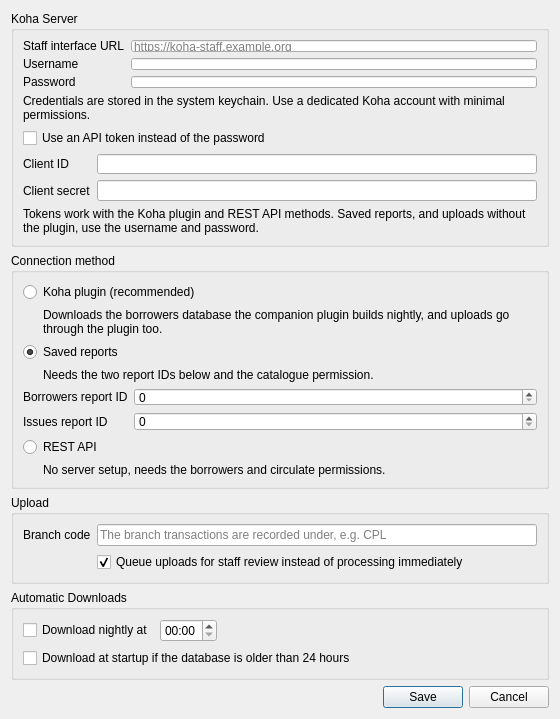
Qt form kohasettingsdialog.ui (bywatersolutions/koha-offline-circulation) before a commit.
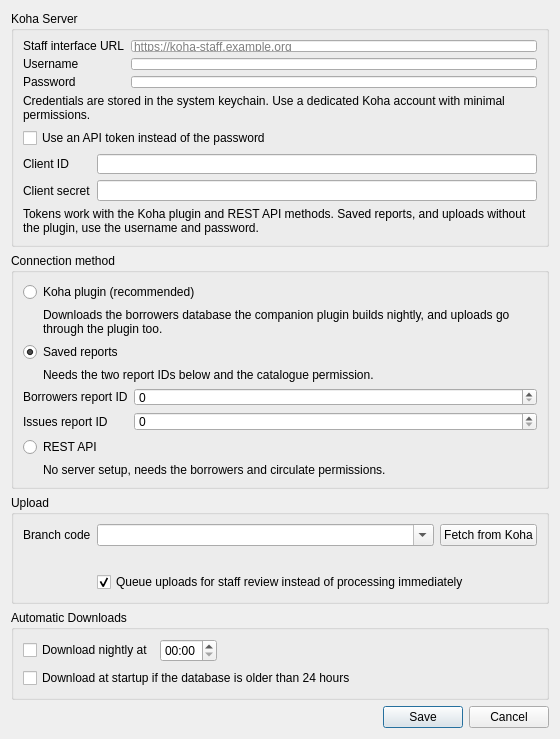
The same form after that commit.

Commit message: Add ability to pick the branch code from the Koha server's list of libraries

Diff of the .ui file:
```diff
--- a/kohasettingsdialog.ui
+++ b/kohasettingsdialog.ui
@@ -253,13 +253,40 @@
        </widget>
       </item>
       <item row="0" column="1">
-       <widget class="QLineEdit" name="lineEditBranchcode">
-        <property name="placeholderText">
-         <string>The branch transactions are recorded under, e.g. CPL</string>
+       <layout class="QHBoxLayout" name="horizontalLayoutBranchcode">
+        <item>
+         <widget class="QComboBox" name="comboBoxBranchcode">
+          <property name="sizePolicy">
+           <sizepolicy hsizetype="Expanding" vsizetype="Fixed">
+            <horstretch>0</horstretch>
+            <verstretch>0</verstretch>
+           </sizepolicy>
+          </property>
+          <property name="editable">
+           <bool>true</bool>
+          </property>
+          <property name="insertPolicy">
+           <enum>QComboBox::NoInsert</enum>
+          </property>
+         </widget>
+        </item>
+        <item>
+         <widget class="QPushButton" name="pushButtonFetchLibraries">
+          <property name="text">
+           <string>Fetch from Koha</string>
+          </property>
+         </widget>
+        </item>
+       </layout>
+      </item>
+      <item row="1" column="1">
+       <widget class="QLabel" name="labelLibrariesStatus">
+        <property name="text">
+         <string/>
         </property>
        </widget>
       </item>
-      <item row="1" column="1">
+      <item row="2" column="1">
        <widget class="QCheckBox" name="checkBoxUploadPending">
         <property name="text">
          <string>Queue uploads for staff review instead of processing immediately</string>
```
The commit also changes 6 other files.
